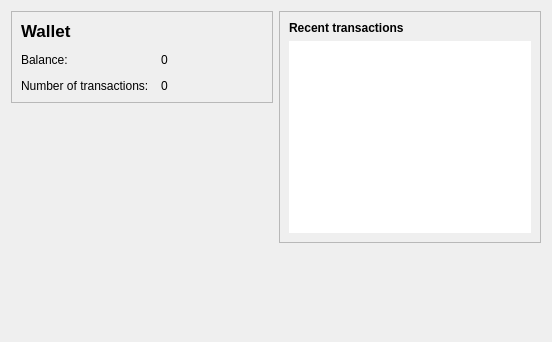
Nexusoft/Legacy, file src/qt/forms/overviewpage.ui: the form before one commit.
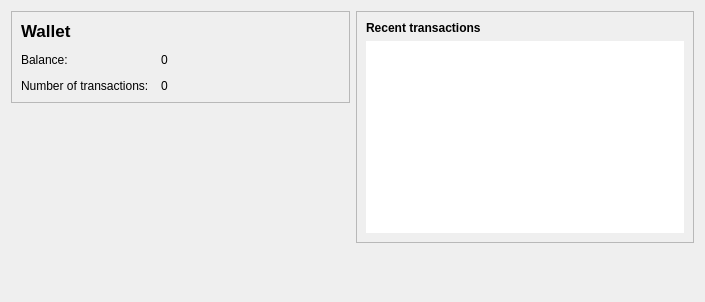
The form after the commit.

The edit to the form file:
```diff
--- a/src/qt/forms/overviewpage.ui
+++ b/src/qt/forms/overviewpage.ui
@@ -6,8 +6,8 @@
    <rect>
     <x>0</x>
     <y>0</y>
-    <width>552</width>
-    <height>342</height>
+    <width>705</width>
+    <height>302</height>
    </rect>
   </property>
   <property name="windowTitle">
```
Left out of the diff: 1 changed line with no effect on the pictures.
